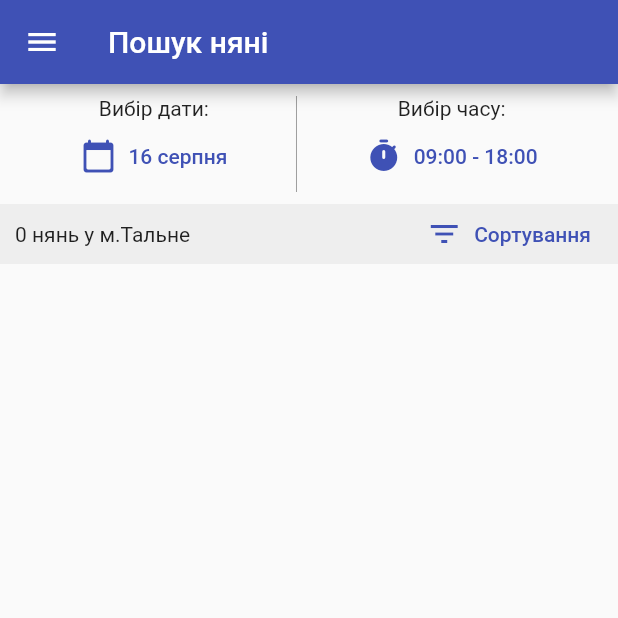
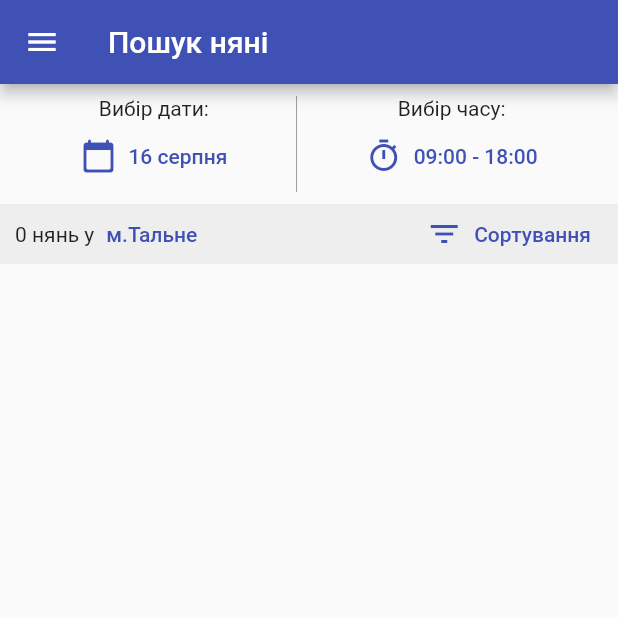
Before and after one commit to ascentman/nanny, a Flutter app: the NanniesScreen screen opened by its route, on a phone screen of 412 x 824 dp, the top half of it. Run offline on Flutter 3.47's test engine with Material 2 defaults, Android fonts, the phone set to English and light mode, and no system bars; our stand-ins replace animated_text_kit, auto_size_text, cached_network_image, cloud_firestore, contained_tab_bar_view, firebase_analytics and 10 more; missing offline and left inert: flutter_email_sender, time_range_picker; accounts and stored records are empty; Roboto replaces fonts that are missing (Literata).

Commit message:
new updates for first official run

```diff
--- a/lib/main.dart
+++ b/lib/main.dart
@@ -2,6 +2,7 @@ import 'package:firebase_core/firebase_core.dart';
 import 'package:firebase_crashlytics/firebase_crashlytics.dart';
 import 'package:flutter/material.dart';
 import 'package:flutter_localizations/flutter_localizations.dart';
+import 'package:nanny/screens/city_screen.dart';
 import 'package:nanny/screens/nannies_screen/components/dismiss_keyboard.dart';
 import 'package:nanny/service/locator_service.dart';
 import 'package:nanny/viewmodel/nannies_view_model.dart';
@@ -63,6 +64,7 @@ class MyApp extends StatelessWidget {
           StartScreen.id: (context) => const StartScreen(),
           NanniesScreen.id: (context) => const NanniesScreen(),
           FilterScreen.id: (context) => const FilterScreen(),
+          CityScreen.id: (context) => const CityScreen(),
           NannyScreen.id: (context) => const NannyScreen(),
           NannyScreen.id: (context) => const NannyScreen(),
           AboutUsScreen.id: (context) => const AboutUsScreen(),
--- a/lib/repository/nanny_repo.dart
+++ b/lib/repository/nanny_repo.dart
@@ -26,8 +26,9 @@ class NannyRepo implements INannyRepo {
     required String phone,
   }) async {
     http.Response response = await _emailService.sendEmail(
-        message: 'Замовлення на: $date, $time.\nВід: $name, $phone',
-        nannyEmail: nannyEmail);
+      message: 'Замовлення на: $date, $time.\nВід: $name, $phone',
+      nannyEmail: nannyEmail,
+    );
     return response.statusCode;
   }
 }
--- a/lib/screens/nannies_screen/components/nannies_scroll_widget.dart
+++ b/lib/screens/nannies_screen/components/nannies_scroll_widget.dart
@@ -1,5 +1,6 @@
 import 'package:flutter/material.dart';
 import 'package:google_fonts/google_fonts.dart';
+import 'package:nanny/screens/city_screen.dart';
 import 'package:nanny/screens/nannies_screen/components/sliver_persistent_header.dart';
 import 'package:nanny/screens/screens.dart';
 import 'package:nanny/viewmodel/nannies_view_model.dart';
@@ -80,7 +81,7 @@ class NanniesScrollWidget extends StatelessWidget {
                                         viewModel.selectEndHour(v),
                                   );
                                 },
-                                icon: const Icon(Icons.timer_rounded),
+                                icon: const Icon(Icons.timer_sharp),
                                 label: Text(viewModel.timeRangeString),
                               ),
                             ],
@@ -105,7 +106,17 @@ class NanniesScrollWidget extends StatelessWidget {
                   child: Row(
                     mainAxisAlignment: MainAxisAlignment.spaceBetween,
                     children: [
-                      Text('${viewModel.getNanniesCount()} у м.Тальне'),
+                      Row(
+                        children: [
+                          Text(viewModel.getNanniesCount()),
+                          TextButton(
+                            onPressed: () {
+                              Navigator.pushNamed(context, CityScreen.id);
+                            },
+                            child: const Text('м.Тальне'),
+                          )
+                        ],
+                      ),
                       TextButton.icon(
                         onPressed: () {
                           Navigator.pushNamed(context, FilterScreen.id);
--- a/lib/screens/nannies_screen/components/nanny_drawer.dart
+++ b/lib/screens/nannies_screen/components/nanny_drawer.dart
@@ -64,7 +64,7 @@ class NannyDrawer extends StatelessWidget {
               ),
               const Spacer(),
               Text(
-                'Версія програми: 1.0.2',
+                'Версія програми: 1.1.0',
                 textAlign: TextAlign.center,
                 style: GoogleFonts.literata(),
               ),
--- a/lib/screens/nannies_screen/nannies_screen.dart
+++ b/lib/screens/nannies_screen/nannies_screen.dart
@@ -2,6 +2,7 @@ import 'package:flutter/material.dart';
 import 'package:nanny/screens/nannies_screen/components/components.dart';
 import 'package:nanny/viewmodel/nannies_view_model.dart';
 import 'package:provider/provider.dart';
+import 'package:firebase_analytics/firebase_analytics.dart';
 
 class NanniesScreen extends StatefulWidget {
   static String id = 'nannies';
@@ -14,6 +15,16 @@ class NanniesScreen extends StatefulWidget {
 
 class _NanniesScreenState extends State<NanniesScreen> {
   final ScrollController _scrollController = ScrollController();
+  final FirebaseAnalytics analytics = FirebaseAnalytics.instance;
+
+  @override
+  void initState() {
+    super.initState();
+
+    analytics.logScreenView(
+      screenName: 'nannies-screen',
+    );
+  }
 
   @override
   Widget build(BuildContext context) {
--- a/lib/screens/start/components/view/cooperation_view.dart
+++ b/lib/screens/start/components/view/cooperation_view.dart
@@ -112,9 +112,9 @@ class CooperationVew extends StatelessWidget {
                       padding: const EdgeInsets.only(
                           left: 20, right: 20, top: 10, bottom: 0),
                       child: AutoSizeText(
-                        '🔹 Замовити няню можна погодинно (мін.2 год), на цілий день або більше.\n'
+                        '🔹 Замовити няню можна погодинно (мін.3 год) або придбати абонемент на 50, 100 чи 200 годин на місяць.\n'
                         '🔹 Перебування з дитиною може відбуватися вдома або в '
-                        'Центрі розвитку для дітей "UA kids"❤️.',
+                        'Центрі розвитку для дітей "UA kids у м.Тальне"❤️.',
                         textAlign: TextAlign.left,
                         style: GoogleFonts.literata(
                           textStyle: const TextStyle(fontSize: 20),
--- a/lib/screens/start/components/view/our_personal_view.dart
+++ b/lib/screens/start/components/view/our_personal_view.dart
@@ -127,7 +127,7 @@ class OurPersonalView extends StatelessWidget {
                       left: 20, right: 20, bottom: 16, top: 16),
                   child: AutoSizeText(
                     '🔹 Перед початком роботи кожна няня проходить навчання по догляду '
-                    'за дітьми та надання першої медичної допомоги❤️.\n 🔹 Усі няні проходять медичні огляди, мають відповідні сертифікати.',
+                    'за дітьми та надання першої медичної допомоги❤️.\n 🔹 Усі няні регулярно проходять медичні огляди.',
                     textAlign: TextAlign.left,
                     style: GoogleFonts.literata(
                       textStyle: const TextStyle(fontSize: 20),
--- a/lib/service/database_service.dart
+++ b/lib/service/database_service.dart
@@ -43,8 +43,9 @@ class DatabaseService implements IDatabaseService {
     if (selectedWeekday != null) {
       return _db
           .collection(path)
+          .where('town', isEqualTo: 'Тальне')
+          .where('workingDaysEng', arrayContains: selectedWeekday)
           .orderBy(orderBy, descending: isDescending)
-          .where('workingDaysEng', arrayContains: selectedWeekday)
           .get();
     } else {
       return _db
--- a/pubspec.yaml
+++ b/pubspec.yaml
@@ -2,7 +2,7 @@ name: nanny
 description: Nanny UA kids.
 
 publish_to: 'none' # Remove this line if you wish to publish to pub.dev
-version: 1.0.1+2
+version: 1.1.0
 
 environment:
   sdk: ">=2.12.0 <3.0.0"
@@ -18,6 +18,7 @@ dependencies:
   cloud_firestore: ^3.0.0
   firebase_auth: ^3.2.0
   firebase_crashlytics: ^2.4.3
+  firebase_analytics: ^9.3.1
   get_it: ^7.2.0
   provider: ^6.0.1
   time_range_picker: ^2.0.1
```
Also changed, not shown: lib/screens/booking_confirm_screen.dart (+6 -1 lines), lib/screens/city_screen.dart (added, +44 -0 lines), lib/screens/nanny_screen/nanny_screen.dart (+34 -34 lines), lib/screens/start/components/view/comfortable_view.dart (+5 -2 lines), lib/viewmodel/nannies_view_model.dart (+16 -4 lines), pubspec.lock, 1 other file.
